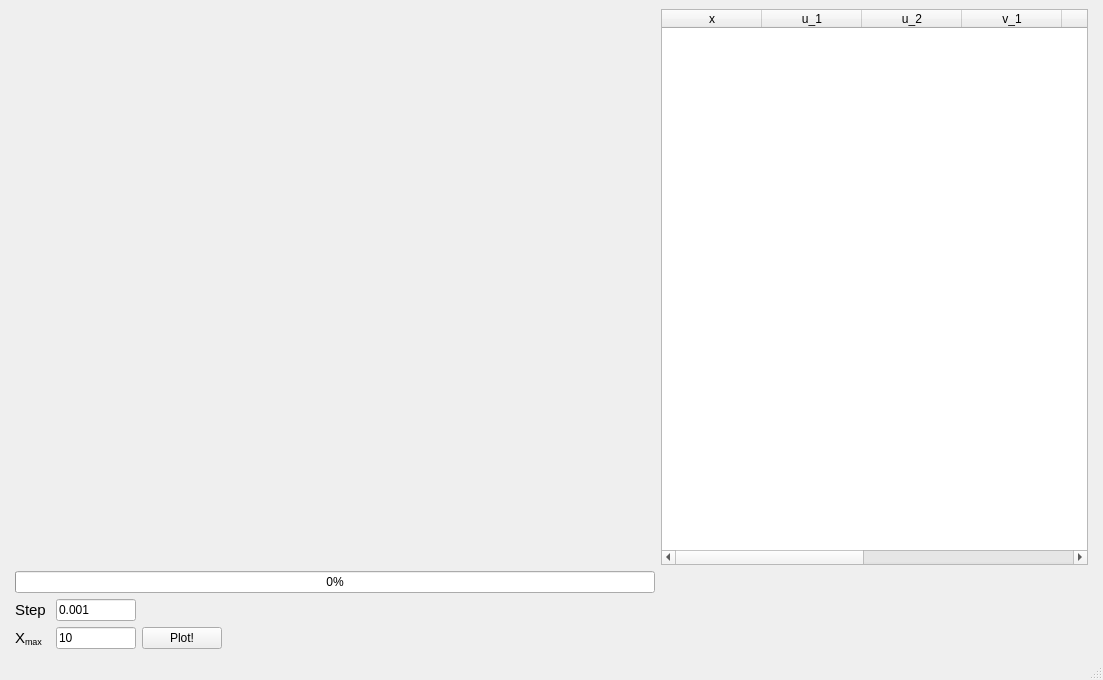
First picture: the form in numerical_analysis_homework_2/resources/main_window.ui, repository tosharybkin/Numerical_analysis_homework_2, before the edit.
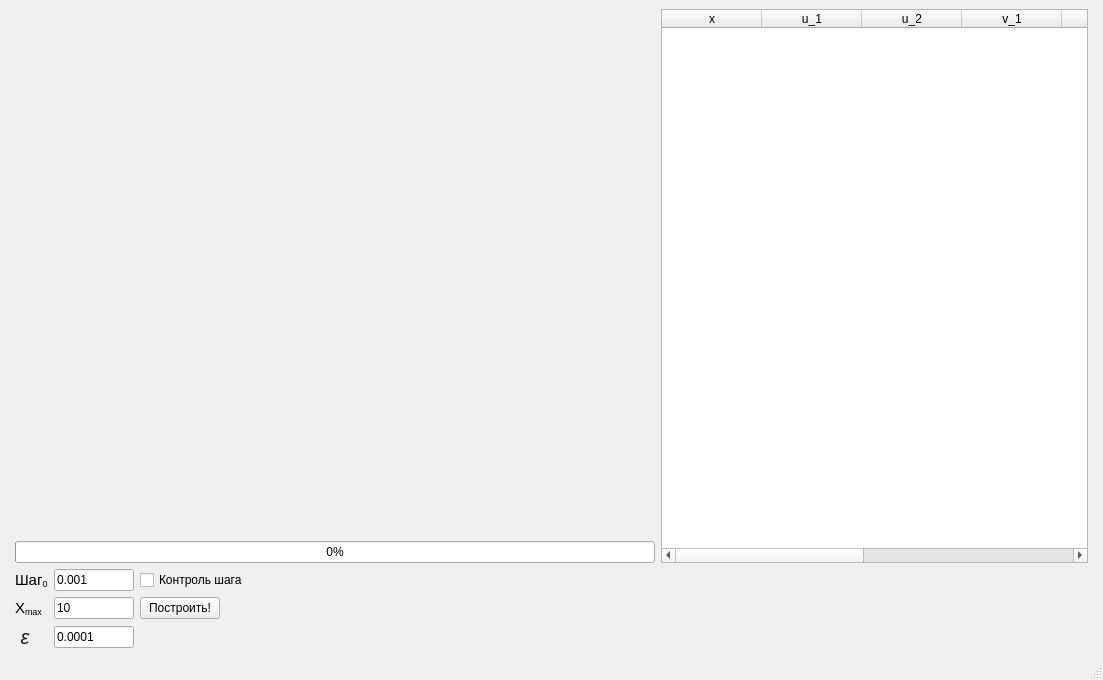
Second picture: the form after the edit. Custom widgets are drawn as their Qt base class.

Commit message: Add step control feature

What changed in the file:
```diff
--- a/numerical_analysis_homework_2/resources/main_window.ui
+++ b/numerical_analysis_homework_2/resources/main_window.ui
@@ -21,20 +21,23 @@
     <property name="rightMargin">
      <number>15</number>
     </property>
-    <item row="4" column="0">
-     <widget class="QLabel" name="label_2">
+    <item row="6" column="1">
+     <widget class="QLineEdit" name="x_max_text_box">
       <property name="maximumSize">
        <size>
-        <width>35</width>
+        <width>80</width>
         <height>16777215</height>
        </size>
       </property>
       <property name="text">
-       <string>&lt;html&gt;&lt;head/&gt;&lt;body&gt;&lt;p&gt;&lt;span style=&quot; font-size:11pt;&quot;&gt;X&lt;/span&gt;&lt;span style=&quot; font-size:11pt; vertical-align:sub;&quot;&gt;max&lt;/span&gt;&lt;/p&gt;&lt;/body&gt;&lt;/html&gt;</string>
+       <string>10</string>
+      </property>
+      <property name="placeholderText">
+       <string>10</string>
       </property>
      </widget>
     </item>
-    <item row="1" column="0" colspan="4">
+    <item row="1" column="0" colspan="6">
      <widget class="QProgressBar" name="progress_bar">
       <property name="value">
        <number>0</number>
@@ -44,7 +47,7 @@
       </property>
      </widget>
     </item>
-    <item row="3" column="0">
+    <item row="4" column="0">
      <widget class="QLabel" name="label">
       <property name="maximumSize">
        <size>
@@ -53,24 +56,24 @@
        </size>
       </property>
       <property name="text">
-       <string>&lt;html&gt;&lt;head/&gt;&lt;body&gt;&lt;p&gt;&lt;span style=&quot; font-size:11pt;&quot;&gt;Step&lt;/span&gt;&lt;/p&gt;&lt;/body&gt;&lt;/html&gt;</string>
+       <string>&lt;html&gt;&lt;head/&gt;&lt;body&gt;&lt;p&gt;&lt;span style=&quot; font-size:11pt;&quot;&gt;Шаг&lt;/span&gt;&lt;span style=&quot; font-size:11pt; vertical-align:sub;&quot;&gt;0&lt;/span&gt;&lt;/p&gt;&lt;/body&gt;&lt;/html&gt;</string>
       </property>
      </widget>
     </item>
-    <item row="4" column="2">
-     <widget class="QPushButton" name="plot_btn">
+    <item row="6" column="0">
+     <widget class="QLabel" name="label_2">
       <property name="maximumSize">
        <size>
-        <width>80</width>
+        <width>35</width>
         <height>16777215</height>
        </size>
       </property>
       <property name="text">
-       <string>Plot!</string>
+       <string>&lt;html&gt;&lt;head/&gt;&lt;body&gt;&lt;p&gt;&lt;span style=&quot; font-size:11pt;&quot;&gt;X&lt;/span&gt;&lt;span style=&quot; font-size:11pt; vertical-align:sub;&quot;&gt;max&lt;/span&gt;&lt;/p&gt;&lt;/body&gt;&lt;/html&gt;</string>
       </property>
      </widget>
     </item>
-    <item row="0" column="0" colspan="4">
+    <item row="0" column="0" colspan="6">
      <widget class="Mpl_widget" name="plot" native="true">
       <property name="minimumSize">
        <size>
@@ -86,7 +89,72 @@
       </property>
      </widget>
     </item>
-    <item row="0" column="4">
+    <item row="4" column="1">
+     <widget class="QLineEdit" name="step_text_box">
+      <property name="maximumSize">
+       <size>
+        <width>80</width>
+        <height>16777215</height>
+       </size>
+      </property>
+      <property name="text">
+       <string>0.001</string>
+      </property>
+      <property name="placeholderText">
+       <string>0.001</string>
+      </property>
+     </widget>
+    </item>
+    <item row="7" column="0">
+     <widget class="QLabel" name="label_3">
+      <property name="maximumSize">
+       <size>
+        <width>20</width>
+        <height>16777215</height>
+       </size>
+      </property>
+      <property name="text">
+       <string>&lt;html&gt;&lt;head/&gt;&lt;body&gt;&lt;p align=&quot;center&quot;&gt;&lt;span style=&quot; font-family:'sans-serif'; font-size:15pt; font-style:italic; color:#202122;&quot;&gt;ε&lt;/span&gt;&lt;/p&gt;&lt;/body&gt;&lt;/html&gt;</string>
+      </property>
+     </widget>
+    </item>
+    <item row="7" column="1">
+     <widget class="QLineEdit" name="eps_text_box">
+      <property name="maximumSize">
+       <size>
+        <width>80</width>
+        <height>16777215</height>
+       </size>
+      </property>
+      <property name="text">
+       <string>0.0001</string>
+      </property>
+      <property name="placeholderText">
+       <string>0.0001</string>
+      </property>
+     </widget>
+    </item>
+    <item row="4" column="2">
+     <widget class="QCheckBox" name="step_control_check_box">
+      <property name="text">
+       <string>Контроль шага</string>
+      </property>
+     </widget>
+    </item>
+    <item row="6" column="2">
+     <widget class="QPushButton" name="plot_btn">
+      <property name="maximumSize">
+       <size>
+        <width>80</width>
+        <height>16777215</height>
+       </size>
+      </property>
+      <property name="text">
+       <string>Построить!</string>
+      </property>
+     </widget>
+    </item>
+    <item row="0" column="6" rowspan="2">
      <widget class="QTableWidget" name="table">
       <property name="maximumSize">
        <size>
@@ -144,38 +212,6 @@
       </column>
      </widget>
     </item>
-    <item row="3" column="1">
-     <widget class="QLineEdit" name="step_text_box">
-      <property name="maximumSize">
-       <size>
-        <width>80</width>
-        <height>16777215</height>
-       </size>
-      </property>
-      <property name="text">
-       <string>0.001</string>
-      </property>
-      <property name="placeholderText">
-       <string>0.001</string>
-      </property>
-     </widget>
-    </item>
-    <item row="4" column="1">
-     <widget class="QLineEdit" name="x_max_text_box">
-      <property name="maximumSize">
-       <size>
-        <width>80</width>
-        <height>16777215</height>
-       </size>
-      </property>
-      <property name="text">
-       <string>10</string>
-      </property>
-      <property name="placeholderText">
-       <string>10</string>
-      </property>
-     </widget>
-    </item>
    </layout>
   </widget>
   <widget class="QMenuBar" name="menubar">
```
The commit also changes 3 other files.
